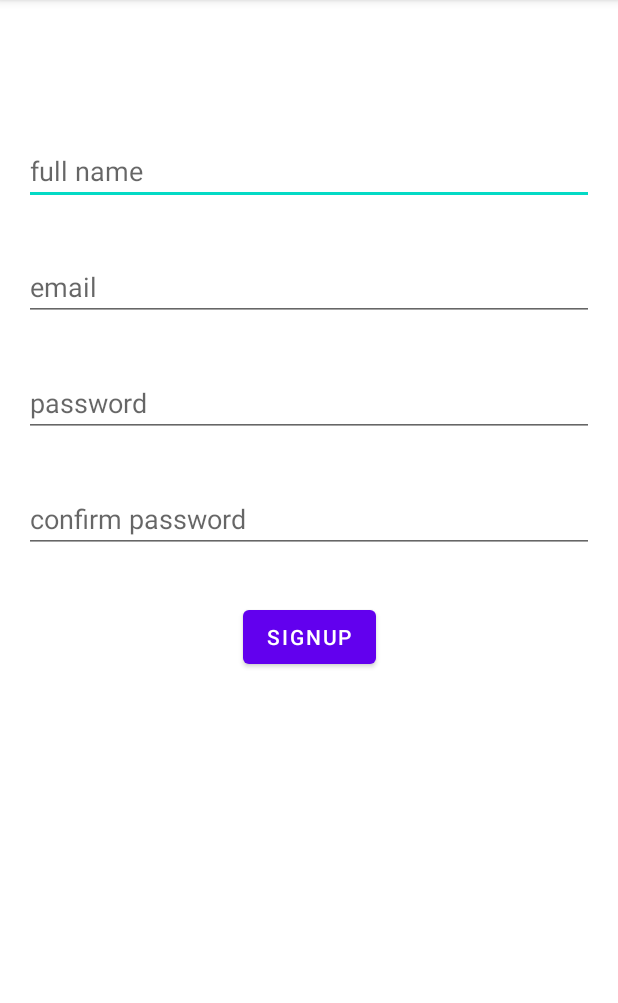
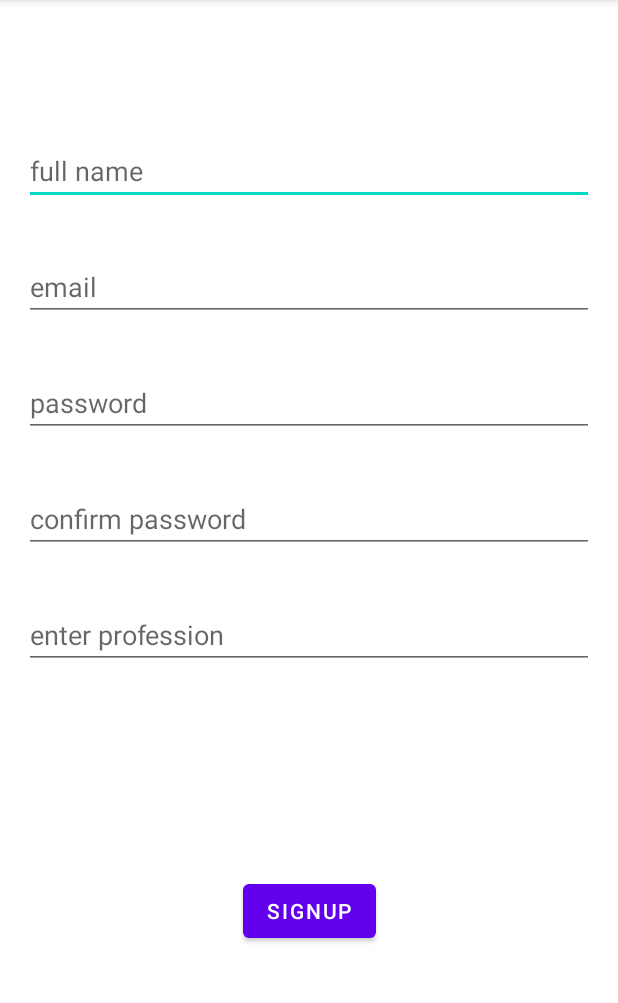
Before and after one commit to rashmittari/Healthcare_v1, an Android app: the Signup screen opened directly, with no data from a screen before it, on a phone screen of 412 x 824 dp, the part 84-1087 px from its top. Run offline under Robolectric (Android 15) with nearby library versions, the phone set to English and light mode, and no system bars; our stand-ins replace Firebase (no records; nobody signed in at launch, a user with empty details on screens opened directly).

Commit message:
2nd upload

```diff
--- a/app/build.gradle
+++ b/app/build.gradle
@@ -35,6 +35,7 @@ dependencies {
     implementation 'com.google.android.material:material:1.2.1'
     implementation 'androidx.constraintlayout:constraintlayout:2.0.4'
     implementation 'com.google.firebase:firebase-auth:20.0.0'
+    implementation 'com.google.firebase:firebase-firestore:22.1.0'
     testImplementation 'junit:junit:4.+'
     androidTestImplementation 'androidx.test.ext:junit:1.1.2'
     androidTestImplementation 'androidx.test.espresso:espresso-core:3.3.0'
--- a/app/src/main/AndroidManifest.xml
+++ b/app/src/main/AndroidManifest.xml
@@ -9,7 +9,8 @@
         android:roundIcon="@mipmap/ic_launcher_round"
         android:supportsRtl="true"
         android:theme="@style/Theme.Healthcarev1">
-        <activity android:name=".test"></activity>
+        <activity android:name=".DoctorHome"></activity>
+        <activity android:name=".test" />
         <activity android:name=".Home" />
         <activity android:name=".Signup" />
         <activity android:name=".MainActivity">
--- a/app/src/main/java/com/example/healthcare_v1/Signup.java
+++ b/app/src/main/java/com/example/healthcare_v1/Signup.java
@@ -14,11 +14,19 @@ import com.google.android.gms.tasks.OnFailureListener;
 import com.google.android.gms.tasks.OnSuccessListener;
 import com.google.firebase.auth.AuthResult;
 import com.google.firebase.auth.FirebaseAuth;
+import com.google.firebase.firestore.DocumentReference;
+import com.google.firebase.firestore.FirebaseFirestore;
+
+import java.util.HashMap;
+import java.util.Map;
 
 public class Signup extends AppCompatActivity {
-    EditText signupFname,signupEmailid,signupPwd,signupConfirmPwd;
+    EditText signupFname,signupEmailid,signupPwd,signupConfirmPwd,signupProfession;
     Button signupBtn;
     FirebaseAuth fAuth;
+    FirebaseFirestore fStore;
+    String userID;
+    Integer usertype;
 
     @Override
     protected void onCreate(Bundle savedInstanceState) {
@@ -31,6 +39,8 @@ public class Signup extends AppCompatActivity {
         signupConfirmPwd = findViewById(R.id.signupconfirmpassword);
         signupBtn = findViewById(R.id.signupbutton);
         fAuth = FirebaseAuth.getInstance();
+        fStore = FirebaseFirestore.getInstance();
+        signupProfession=findViewById(R.id.profession);
 
         signupBtn.setOnClickListener(new View.OnClickListener() {
             @Override
@@ -39,6 +49,7 @@ public class Signup extends AppCompatActivity {
                 String semail= signupEmailid.getText().toString();
                 String spassword= signupPwd.getText().toString();
                 String sconfirmpassword= signupConfirmPwd.getText().toString();
+                String sprofession= signupProfession.getText().toString();
 
                 if (sfname.isEmpty()){
                     signupFname.setError("field cannot be empty");
@@ -57,17 +68,41 @@ public class Signup extends AppCompatActivity {
                     signupConfirmPwd.setError("field cannot be empty");
                     return;
                 }
+                if (sprofession.isEmpty()){
+                    signupProfession.setError("field is empty");
+                    return;
+                }
                  if (!spassword.equals(sconfirmpassword)){
                      signupConfirmPwd.setError("passwords do not match");
                  }
+
 
                  fAuth.createUserWithEmailAndPassword(semail,spassword).addOnSuccessListener(new OnSuccessListener<AuthResult>() {
                      @Override
                      public void onSuccess(AuthResult authResult) {
 
                          fAuth.getCurrentUser().sendEmailVerification();
+                         Toast.makeText(Signup.this,"Kindly Verify Email",Toast.LENGTH_LONG).show();
+
+                         //to store users data 14 feb 21
+                         userID=fAuth.getCurrentUser().getUid();
+                         DocumentReference documentReference=fStore.collection("users").document(userID);
+                         Map<String,Object> user = new HashMap<>();
+                         user.put("Full Name",sfname);
+                         user.put("Email ID",semail);
+                         user.put("Profession",sprofession);
+                         documentReference.set(user).addOnSuccessListener(new OnSuccessListener<Void>() {
+                             @Override
+                             public void onSuccess(Void aVoid) {
+                             }
+                         }).addOnFailureListener(new OnFailureListener() {
+                             @Override
+                             public void onFailure(@NonNull Exception e) {
+                                 Toast.makeText(getApplicationContext(),e.getMessage(),Toast.LENGTH_SHORT).show();
+                             }
+                         });
+
                          startActivity(new Intent(getApplicationContext(),MainActivity.class));
-                         Toast.makeText(Signup.this,"Kindly Verify Email",Toast.LENGTH_LONG).show();
                          finish();
                      }
                  }).addOnFailureListener(new OnFailureListener() {
--- a/app/src/main/res/layout/activity_signup.xml
+++ b/app/src/main/res/layout/activity_signup.xml
@@ -77,12 +77,24 @@
         android:id="@+id/signupbutton"
         android:layout_width="wrap_content"
         android:layout_height="wrap_content"
-        android:layout_marginTop="32dp"
         android:text="Signup"
         app:layout_constraintBottom_toBottomOf="parent"
         app:layout_constraintEnd_toEndOf="parent"
         app:layout_constraintStart_toStartOf="parent"
-        app:layout_constraintTop_toBottomOf="@+id/signupconfirmpassword"
-        app:layout_constraintVertical_bias="0.0" />
+        app:layout_constraintTop_toBottomOf="@+id/profession" />
+
+    <EditText
+        android:id="@+id/profession"
+        android:layout_width="0dp"
+        android:layout_height="wrap_content"
+        android:layout_marginStart="16dp"
+        android:layout_marginTop="32dp"
+        android:layout_marginEnd="16dp"
+        android:ems="10"
+        android:hint="enter profession"
+        android:inputType="textPersonName"
+        app:layout_constraintEnd_toEndOf="parent"
+        app:layout_constraintStart_toStartOf="parent"
+        app:layout_constraintTop_toBottomOf="@+id/signupconfirmpassword" />
 
 </androidx.constraintlayout.widget.ConstraintLayout>
--- a/build.gradle
+++ b/build.gradle
@@ -6,7 +6,7 @@ buildscript {
     }
     dependencies {
         classpath "com.android.tools.build:gradle:4.1.2"
-        classpath 'com.google.gms:google-services:4.3.4'
+        classpath 'com.google.gms:google-services:4.3.5'
 
         // NOTE: Do not place your application dependencies here; they belong
         // in the individual module build.gradle files
```
Also changed, not shown: app/src/main/java/com/example/healthcare_v1/DoctorHome.java (added, +32 -0 lines), app/src/main/java/com/example/healthcare_v1/MainActivity.java (+53 -3 lines), app/src/main/res/layout/activity_doctor_home.xml (added, +32 -0 lines), app/src/main/res/layout/activity_main.xml (+12 -0 lines).
